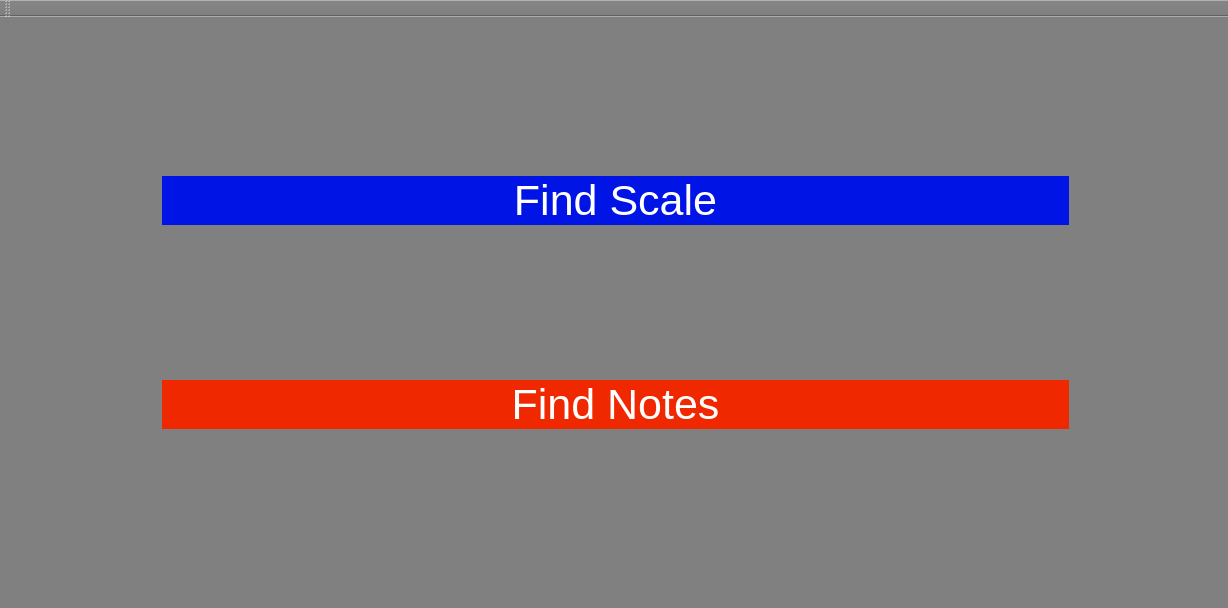
Above: mainwindow.ui from ThinkRORBOT/ScaleGuide before the change. Below: the same form after it.
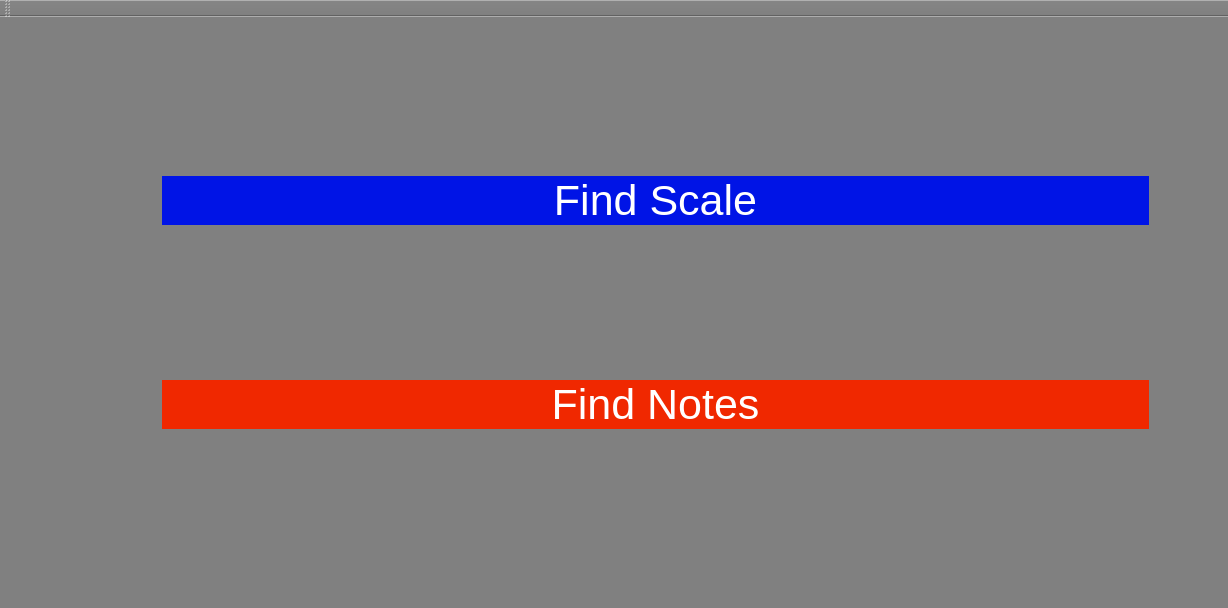
That is the form after the change.

```diff
--- a/mainwindow.ui
+++ b/mainwindow.ui
@@ -35,11 +35,14 @@
      <rect>
       <x>150</x>
       <y>0</y>
-      <width>931</width>
+      <width>1011</width>
       <height>571</height>
      </rect>
     </property>
     <layout class="QVBoxLayout" name="verticalLayout">
+     <property name="sizeConstraint">
+      <enum>QLayout::SetMinimumSize</enum>
+     </property>
      <item>
       <widget class="QPushButton" name="scaleButton">
        <property name="sizePolicy">
```
